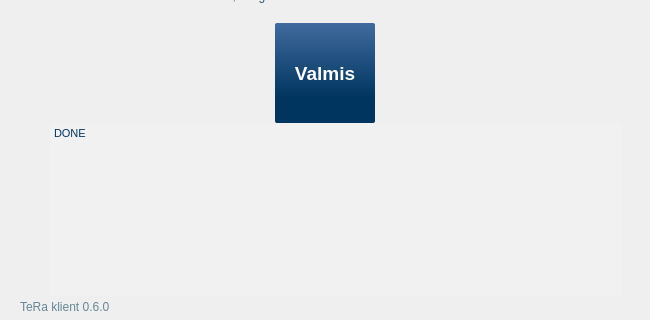
This is poc/MainWindow.ui in open-eid/TeRa as Qt 5 draws it before an edit; both pictures show x 0 to 650 and y 232 to 552 of the 650 by 552 pixel window. The edited form follows.
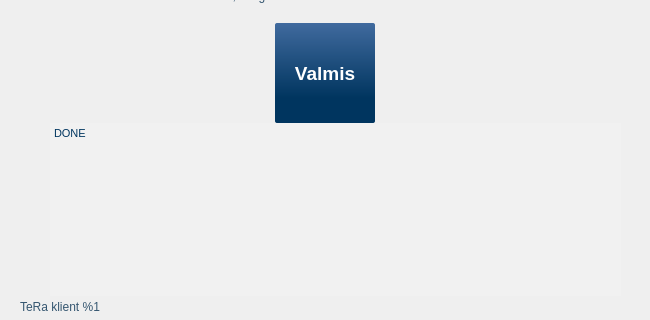
This is the edited form. Icons and pictures are not drawn. Custom widgets are drawn as their Qt base class.

Commit message:
TERA-103 Version number to centralized place
src/version.h

```diff
--- a/poc/MainWindow.ui
+++ b/poc/MainWindow.ui
@@ -1810,7 +1810,7 @@
           <number>0</number>
          </property>
          <item row="0" column="0" colspan="2">
-          <widget class="QLabel" name="version">
+          <widget class="QLabel" name="versionLabel">
            <property name="sizePolicy">
             <sizepolicy hsizetype="Expanding" vsizetype="Expanding">
              <horstretch>0</horstretch>
@@ -1830,7 +1830,7 @@
             </size>
            </property>
            <property name="text">
-            <string>TeRa klient 0.6.0</string>
+            <string extracomment="%1 is for version number">TeRa klient %1</string>
            </property>
            <property name="alignment">
             <set>Qt::AlignLeading|Qt::AlignLeft|Qt::AlignTop</set>
```
The commit also changes 10 other files.
